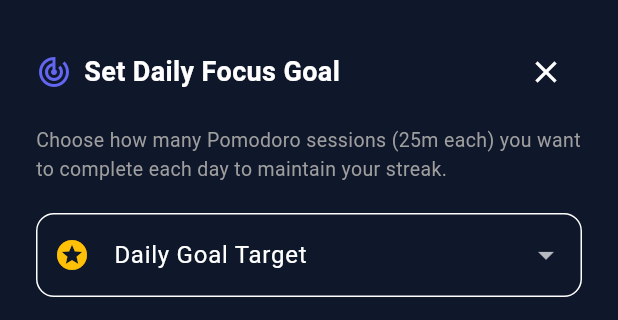
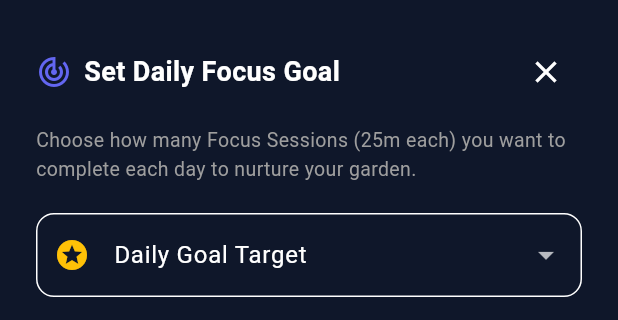
Before and after one commit to brpradeepprabhu90/FocusState, a Flutter app: the DailyGoalModal widget shown alone on an empty page, opened directly with empty values, on a phone screen of 412 x 824 dp. Shown: the top 320 px of the screen. Run offline on Flutter 3.47's test engine with Material 3 defaults, Android fonts, the phone set to English and light mode, and no system bars; our stand-ins replace audioplayers, file_picker, flutter_local_notifications, shared_preferences, table_calendar; missing offline and left inert: flutter_background_service; accounts and stored records are empty.

Commit message:
Scrub out remaining Pomodoro labels and format robotic decimals into clean whole numbers

```diff
--- a/lib/views/stats_tab.dart
+++ b/lib/views/stats_tab.dart
@@ -268,7 +268,7 @@ class StatsProgressTab extends StatelessWidget {
                   mainAxisAlignment: MainAxisAlignment.spaceBetween,
                   children: [
                     Text(
-                      'Today\'s Focus Flow: ${todayPomodoros.toStringAsFixed(1)} Sessions Nurtured 🌿',
+                      'Today\'s Focus Flow: ${todayPomodoros % 1 == 0 ? todayPomodoros.toInt() : todayPomodoros.toStringAsFixed(1)} Sessions Nurtured 🌿',
                       style: const TextStyle(fontSize: 13, fontWeight: FontWeight.bold),
                     ),
                     if (isGoalAchieved)
--- a/lib/widgets/daily_goal_modal.dart
+++ b/lib/widgets/daily_goal_modal.dart
@@ -58,7 +58,7 @@ class _DailyGoalModalState extends State<DailyGoalModal> {
           ),
           const SizedBox(height: 12),
           const Text(
-            'Choose how many Pomodoro sessions (25m each) you want to complete each day to maintain your streak.',
+            'Choose how many Focus Sessions (25m each) you want to complete each day to nurture your garden.',
             style: TextStyle(fontSize: 13, color: Colors.grey),
           ),
           const SizedBox(height: 20),
@@ -73,7 +73,7 @@ class _DailyGoalModalState extends State<DailyGoalModal> {
             items: List.generate(12, (index) => index + 1)
                 .map((count) => DropdownMenuItem(
                       value: count,
-                      child: Text('$count Pomodoro${count > 1 ? 's' : ''} (${count * 25} minutes)'),
+                      child: Text('$count Focus Session${count > 1 ? 's' : ''} (${count * 25} minutes)'),
                     ))
                 .toList(),
             onChanged: (val) {
--- a/lib/widgets/expandable_completed_card.dart
+++ b/lib/widgets/expandable_completed_card.dart
@@ -83,7 +83,7 @@ class ExpandableCompletedCard extends StatelessWidget {
                   title: Text(t.title, style: const TextStyle(decoration: TextDecoration.lineThrough)),
                   subtitle: Row(
                     children: [
-                      Text('Pomodoros: ${t.formattedCompletedPomodoros} / ${t.estimatedPomodoros}'),
+                      Text('Sessions: ${t.formattedCompletedPomodoros} / ${t.estimatedPomodoros}'),
                       if (t.interruptedPomodoros > 0) ...[
                         const SizedBox(width: 8),
                         const Icon(Icons.warning_amber_rounded, size: 12, color: AppConstants.warningAmber),
```
